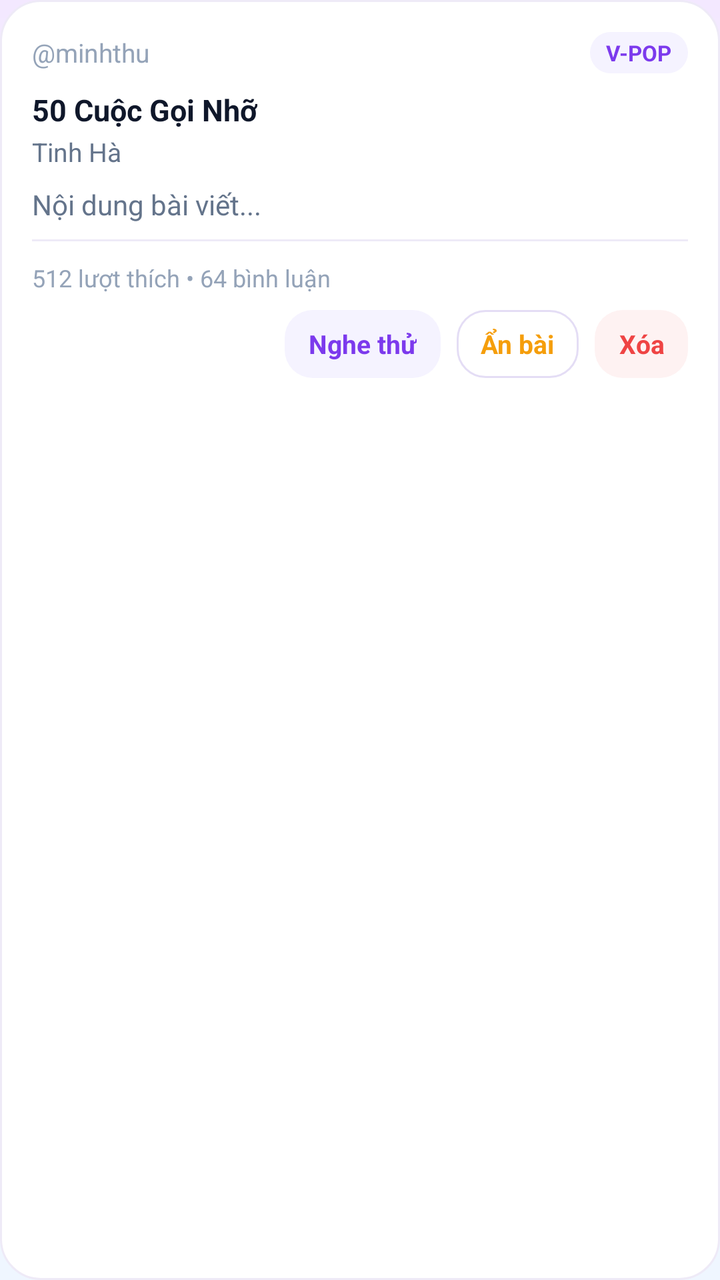
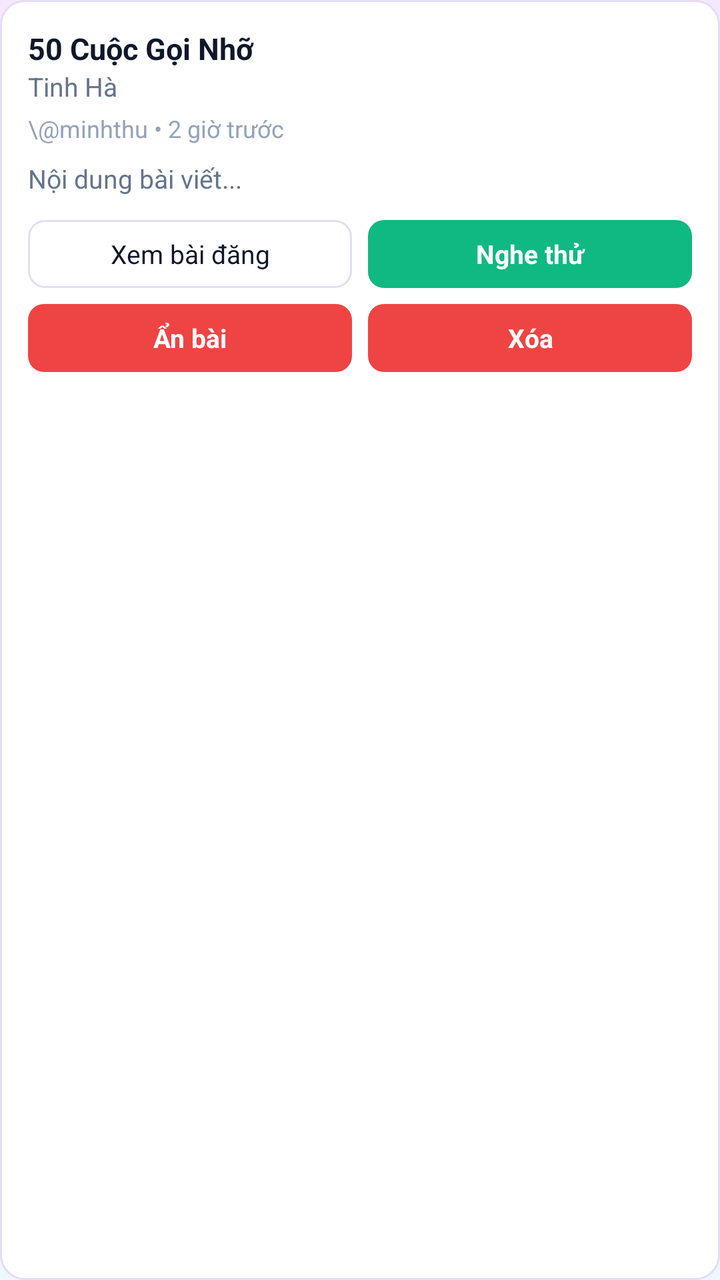

Compare the two renders of this Android layout. The source of the first and the diff that turns it into the second are given below.
<!-- AndroidManifest.xml: application theme Theme.MELODYVERSE -->
<!-- res/layout/item_admin_post.xml -->
<?xml version="1.0" encoding="utf-8"?>
<LinearLayout xmlns:android="http://schemas.android.com/apk/res/android"
    xmlns:app="http://schemas.android.com/apk/res-auto"
    android:layout_width="match_parent"
    android:layout_height="wrap_content"
    android:orientation="vertical"
    android:background="@drawable/bg_card_gradient"
    android:padding="16dp"
    android:layout_marginBottom="12dp">

    
    <LinearLayout
        android:layout_width="match_parent"
        android:layout_height="wrap_content"
        android:orientation="horizontal"
        android:gravity="center_vertical"
        android:layout_marginBottom="8dp">

        <TextView
            android:id="@+id/tv_admin_post_author"
            android:layout_width="0dp"
            android:layout_height="wrap_content"
            android:layout_weight="1"
            android:text="@minhthu"
            android:textColor="@color/colorTextMuted"
            android:textSize="13sp" />

        <TextView
            android:id="@+id/tv_admin_post_genre"
            android:layout_width="wrap_content"
            android:layout_height="wrap_content"
            android:text="V-POP"
            android:textColor="@color/colorAccent"
            android:textSize="11sp"
            android:textStyle="bold"
            android:background="@drawable/bg_tag_chip"
            android:paddingStart="8dp"
            android:paddingEnd="8dp"
            android:paddingTop="3dp"
            android:paddingBottom="3dp" />
    </LinearLayout>

    
    <TextView
        android:id="@+id/tv_admin_post_title"
        android:layout_width="wrap_content"
        android:layout_height="wrap_content"
        android:text="50 Cuộc Gọi Nhỡ"
        android:textColor="@color/colorTextPrimary"
        android:textStyle="bold"
        android:textSize="15sp" />

    <TextView
        android:id="@+id/tv_admin_post_artist"
        android:layout_width="wrap_content"
        android:layout_height="wrap_content"
        android:text="Tinh Hà"
        android:textColor="@color/colorTextSecondary"
        android:textSize="13sp"
        android:layout_marginTop="2dp"
        android:layout_marginBottom="8dp" />

    
    <TextView
        android:id="@+id/tv_admin_post_caption"
        android:layout_width="match_parent"
        android:layout_height="wrap_content"
        android:text="Nội dung bài viết..."
        android:textColor="@color/colorTextSecondary"
        android:textSize="14sp"
        android:maxLines="2"
        android:ellipsize="end"
        android:layout_marginBottom="8dp" />

    
    <TextView
        android:id="@+id/tv_admin_post_moderation"
        android:layout_width="match_parent"
        android:layout_height="wrap_content"
        android:text="⚠ 2 lượt báo cáo • Spam"
        android:textColor="@color/colorDanger"
        android:textSize="13sp"
        android:textStyle="bold"
        android:layout_marginBottom="8dp"
        android:visibility="gone" />

    <View
        android:layout_width="match_parent"
        android:layout_height="1dp"
        android:background="@color/colorLine"
        android:layout_marginBottom="10dp" />

    <TextView
        android:id="@+id/tv_admin_post_stats"
        android:layout_width="match_parent"
        android:layout_height="wrap_content"
        android:text="512 lượt thích • 64 bình luận"
        android:textColor="@color/colorTextMuted"
        android:textSize="12sp"
        android:layout_marginBottom="8dp" />

    
    <LinearLayout
        android:layout_width="match_parent"
        android:layout_height="wrap_content"
        android:orientation="horizontal"
        android:gravity="center_vertical|end">

        <TextView
            android:id="@+id/btn_admin_play_post"
            android:layout_width="wrap_content"
            android:layout_height="34dp"
            android:text="Nghe thử"
            android:textColor="@color/colorAccent"
            android:textStyle="bold"
            android:textSize="13sp"
            android:gravity="center"
            android:background="@drawable/bg_button_tonal"
            android:paddingStart="12dp"
            android:paddingEnd="12dp"
            android:layout_marginEnd="8dp" />

        
        <TextView
            android:id="@+id/btn_admin_dismiss_report"
            android:layout_width="wrap_content"
            android:layout_height="34dp"
            android:text="Bỏ qua"
            android:textColor="@color/colorTextPrimary"
            android:textStyle="bold"
            android:textSize="13sp"
            android:gravity="center"
            android:background="@drawable/bg_button_secondary"
            android:paddingStart="12dp"
            android:paddingEnd="12dp"
            android:layout_marginEnd="8dp"
            android:visibility="gone" />

        
        <TextView
            android:id="@+id/btn_admin_hide_post"
            android:layout_width="wrap_content"
            android:layout_height="34dp"
            android:text="Ẩn bài"
            android:textColor="@color/colorGold"
            android:textStyle="bold"
            android:textSize="13sp"
            android:gravity="center"
            android:background="@drawable/bg_button_secondary"
            android:paddingStart="12dp"
            android:paddingEnd="12dp"
            android:layout_marginEnd="8dp" />

        <TextView
            android:id="@+id/btn_admin_delete_post"
            android:layout_width="wrap_content"
            android:layout_height="34dp"
            android:text="Xóa"
            android:textColor="@color/colorDanger"
            android:textStyle="bold"
            android:textSize="13sp"
            android:gravity="center"
            android:background="@drawable/bg_button_danger_soft"
            android:paddingStart="12dp"
            android:paddingEnd="12dp" />
    </LinearLayout>

</LinearLayout>
<!-- resources referenced by this layout -->
<resources>
  <color name="colorAccent">#7C3AED</color>
  <color name="colorDanger">#EF4444</color>
  <color name="colorGold">#F59E0B</color>
  <color name="colorLine">#EEEAF7</color>
  <color name="colorTextMuted">#94A3B8</color>
  <color name="colorTextPrimary">#0F172A</color>
  <color name="colorTextSecondary">#64748B</color>
  <!-- drawable bg_button_danger_soft (drawable) -->
  <?xml version="1.0" encoding="utf-8"?>
  <ripple xmlns:android="http://schemas.android.com/apk/res/android"
      android:color="#33EF4444">
      <item>
          <shape
              android:shape="rectangle">
              <solid android:color="@color/colorRed50" />
              <corners android:radius="14dp" />
          </shape>
      </item>
  </ripple>
  <!-- drawable bg_button_secondary (drawable) -->
  <?xml version="1.0" encoding="utf-8"?>
  <ripple xmlns:android="http://schemas.android.com/apk/res/android"
      android:color="#337C3AED">
      <item>
          <shape
              android:shape="rectangle">
              <solid android:color="@color/colorSurface" />
              <stroke
                  android:width="1dp"
                  android:color="@color/colorLineStrong" />
              <corners android:radius="14dp" />
          </shape>
      </item>
  </ripple>
  <!-- drawable bg_button_tonal (drawable) -->
  <?xml version="1.0" encoding="utf-8"?>
  <ripple xmlns:android="http://schemas.android.com/apk/res/android"
      android:color="#337C3AED">
      <item>
          <shape
              android:shape="rectangle">
              <solid android:color="@color/colorViolet50" />
              <corners android:radius="14dp" />
          </shape>
      </item>
  </ripple>
  <!-- drawable bg_card_gradient (drawable) -->
  <?xml version="1.0" encoding="utf-8"?>
  <shape xmlns:android="http://schemas.android.com/apk/res/android"
      android:shape="rectangle">
      <solid android:color="@color/colorSurface" />
      <stroke
          android:width="1dp"
          android:color="@color/colorLine" />
      <corners android:radius="20dp" />
  </shape>
  <!-- drawable bg_tag_chip (drawable) -->
  <?xml version="1.0" encoding="utf-8"?>
  <shape xmlns:android="http://schemas.android.com/apk/res/android"
      android:shape="rectangle">
      <solid android:color="@color/colorViolet50" />
      <corners android:radius="20dp" />
  </shape>
  <style name="Theme.MELODYVERSE" parent="Base.Theme.MELODYVERSE" />
  <color name="colorRed50">#FEF2F2</color>
  <color name="colorSurface">#FFFFFF</color>
  <color name="colorLineStrong">#E4DDF5</color>
  <color name="colorViolet50">#F5F3FF</color>
  <style name="Base.Theme.MELODYVERSE" parent="Theme.Material3.DayNight.NoActionBar">
          <item name="colorPrimary">@color/colorAccent</item>
          <item name="colorSecondary">@color/colorAccent</item>
          <item name="android:statusBarColor">@color/colorBackgroundGradientTop</item>
          <item name="android:windowLightStatusBar">true</item>
          <item name="android:windowBackground">@drawable/bg_screen_gradient</item>
          <item name="colorSurface">@color/colorSurface</item>
          <item name="android:textColorPrimary">@color/colorTextPrimary</item>
          <item name="android:textColorSecondary">@color/colorTextSecondary</item>
          <item name="colorControlNormal">@color/colorTextSecondary</item>
          <item name="bottomNavigationStyle">@style/Widget.MelodyVerse.BottomNavigationView</item>
      </style>
  <color name="colorBackgroundGradientTop">#F3E8FF</color>
  <style name="Widget.MelodyVerse.BottomNavigationView" parent="Widget.Material3.BottomNavigationView">
          <item name="itemActiveIndicatorStyle">@null</item>
          <item name="itemRippleColor">@android:color/transparent</item>
      </style>
  <color name="colorBackgroundGradientMid">#F8FAFC</color>
  <color name="colorBackgroundGradientBottom">#EFF6FF</color>
  <!-- unchanged entries left out for length: 1 -->
</resources>

<!-- the commit's change to res/layout/item_admin_post.xml (unified diff, before → after) -->
@@ -1,168 +1,141 @@
 <?xml version="1.0" encoding="utf-8"?>
 <LinearLayout xmlns:android="http://schemas.android.com/apk/res/android"
-    xmlns:app="http://schemas.android.com/apk/res-auto"
     android:layout_width="match_parent"
     android:layout_height="wrap_content"
     android:orientation="vertical"
-    android:background="@drawable/bg_card_gradient"
-    android:padding="16dp"
-    android:layout_marginBottom="12dp">
+    android:background="@drawable/bg_admin_card"
+    android:padding="14dp"
+    android:layout_marginBottom="10dp">
+
+    <TextView
+        android:id="@+id/tv_admin_post_title"
+        android:layout_width="match_parent"
+        android:layout_height="wrap_content"
+        android:text="50 Cuộc Gọi Nhỡ"
+        android:textColor="@color/colorTextPrimary"
+        android:textStyle="bold"
+        android:textSize="15sp"
+        android:maxLines="1"
+        android:ellipsize="end" />
+
+    <TextView
+        android:id="@+id/tv_admin_post_artist"
+        android:layout_width="match_parent"
+        android:layout_height="wrap_content"
+        android:text="Tinh Hà"
+        android:textColor="@color/colorTextSecondary"
+        android:textSize="13sp"
+        android:maxLines="1"
+        android:ellipsize="end" />
+
+    <TextView
+        android:id="@+id/tv_admin_post_author"
+        android:layout_width="match_parent"
+        android:layout_height="wrap_content"
+        android:text="\@minhthu • 2 giờ trước"
+        android:textColor="@color/colorTextMuted"
+        android:textSize="12sp"
+        android:layout_marginTop="4dp" />
+
+    <TextView
+        android:id="@+id/tv_admin_post_caption"
+        android:layout_width="match_parent"
+        android:layout_height="wrap_content"
+        android:text="Nội dung bài viết..."
+        android:textColor="@color/colorTextSecondary"
+        android:textSize="13sp"
+        android:maxLines="2"
+        android:ellipsize="end"
+        android:layout_marginTop="8dp" />
+
+    
+    <TextView
+        android:id="@+id/tv_admin_post_moderation"
+        android:layout_width="match_parent"
+        android:layout_height="wrap_content"
+        android:text="2 lượt báo cáo • Spam"
+        android:textColor="@color/colorDanger"
+        android:textSize="12sp"
+        android:layout_marginTop="6dp"
+        android:visibility="gone" />
 
     
     <LinearLayout
         android:layout_width="match_parent"
         android:layout_height="wrap_content"
         android:orientation="horizontal"
-        android:gravity="center_vertical"
-        android:layout_marginBottom="8dp">
+        android:layout_marginTop="12dp">
 
         <TextView
-            android:id="@+id/tv_admin_post_author"
+            android:id="@+id/btn_admin_view_post"
             android:layout_width="0dp"
-            android:layout_height="wrap_content"
+            android:layout_height="34dp"
             android:layout_weight="1"
-            android:text="@minhthu"
-            android:textColor="@color/colorTextMuted"
-            android:textSize="13sp" />
+            android:text="Xem bài đăng"
+            android:textColor="@color/colorTextPrimary"
+            android:textSize="13sp"
+            android:gravity="center"
+            android:background="@drawable/bg_admin_btn_outline"
+            android:layout_marginEnd="8dp" />
 
         <TextView
-            android:id="@+id/tv_admin_post_genre"
-            android:layout_width="wrap_content"
-            android:layout_height="wrap_content"
-            android:text="V-POP"
-            android:textColor="@color/colorAccent"
-            android:textSize="11sp"
+            android:id="@+id/btn_admin_play_post"
+            android:layout_width="0dp"
+            android:layout_height="34dp"
+            android:layout_weight="1"
+            android:text="Nghe thử"
+            android:textColor="@color/white"
             android:textStyle="bold"
-            android:background="@drawable/bg_tag_chip"
-            android:paddingStart="8dp"
-            android:paddingEnd="8dp"
-            android:paddingTop="3dp"
-            android:paddingBottom="3dp" />
+            android:textSize="13sp"
+            android:gravity="center"
+            android:background="@drawable/bg_admin_btn_green" />
     </LinearLayout>
-
-    
-    <TextView
-        android:id="@+id/tv_admin_post_title"
-        android:layout_width="wrap_content"
-        android:layout_height="wrap_content"
-        android:text="50 Cuộc Gọi Nhỡ"
-        android:textColor="@color/colorTextPrimary"
-        android:textStyle="bold"
-        android:textSize="15sp" />
-
-    <TextView
-        android:id="@+id/tv_admin_post_artist"
-        android:layout_width="wrap_content"
-        android:layout_height="wrap_content"
-        android:text="Tinh Hà"
-        android:textColor="@color/colorTextSecondary"
-        android:textSize="13sp"
-        android:layout_marginTop="2dp"
-        android:layout_marginBottom="8dp" />
-
-    
-    <TextView
-        android:id="@+id/tv_admin_post_caption"
-        android:layout_width="match_parent"
-        android:layout_height="wrap_content"
-        android:text="Nội dung bài viết..."
-        android:textColor="@color/colorTextSecondary"
-        android:textSize="14sp"
-        android:maxLines="2"
-        android:ellipsize="end"
-        android:layout_marginBottom="8dp" />
-
-    
-    <TextView
-        android:id="@+id/tv_admin_post_moderation"
-        android:layout_width="match_parent"
-        android:layout_height="wrap_content"
-        android:text="⚠ 2 lượt báo cáo • Spam"
-        android:textColor="@color/colorDanger"
-        android:textSize="13sp"
-        android:textStyle="bold"
-        android:layout_marginBottom="8dp"
-        android:visibility="gone" />
-
-    <View
-        android:layout_width="match_parent"
-        android:layout_height="1dp"
-        android:background="@color/colorLine"
-        android:layout_marginBottom="10dp" />
-
-    <TextView
-        android:id="@+id/tv_admin_post_stats"
-        android:layout_width="match_parent"
-        android:layout_height="wrap_content"
-        android:text="512 lượt thích • 64 bình luận"
-        android:textColor="@color/colorTextMuted"
-        android:textSize="12sp"
-        android:layout_marginBottom="8dp" />
 
     
     <LinearLayout
         android:layout_width="match_parent"
         android:layout_height="wrap_content"
         android:orientation="horizontal"
-        android:gravity="center_vertical|end">
-
-        <TextView
-            android:id="@+id/btn_admin_play_post"
-            android:layout_width="wrap_content"
-            android:layout_height="34dp"
-            android:text="Nghe thử"
-            android:textColor="@color/colorAccent"
-            android:textStyle="bold"
-            android:textSize="13sp"
-            android:gravity="center"
-            android:background="@drawable/bg_button_tonal"
-            android:paddingStart="12dp"
-            android:paddingEnd="12dp"
-            android:layout_marginEnd="8dp" />
+        android:layout_marginTop="8dp">
 
         
         <TextView
             android:id="@+id/btn_admin_dismiss_report"
-            android:layout_width="wrap_content"
+            android:layout_width="0dp"
             android:layout_height="34dp"
+            android:layout_weight="1"
             android:text="Bỏ qua"
             android:textColor="@color/colorTextPrimary"
+            android:textSize="13sp"
+            android:gravity="center"
+            android:background="@drawable/bg_admin_btn_outline"
+            android:layout_marginEnd="8dp"
+            android:visibility="gone" />
+
+        <TextView
+            android:id="@+id/btn_admin_hide_post"
+            android:layout_width="0dp"
+            android:layout_height="34dp"
+            android:layout_weight="1"
+            android:text="Ẩn bài"
+            android:textColor="@color/white"
             android:textStyle="bold"
             android:textSize="13sp"
             android:gravity="center"
-            android:background="@drawable/bg_button_secondary"
-            android:paddingStart="12dp"
-            android:paddingEnd="12dp"
-            android:layout_marginEnd="8dp"
-            android:visibility="gone" />
-
-        
-        <TextView
-            android:id="@+id/btn_admin_hide_post"
-            android:layout_width="wrap_content"
-            android:layout_height="34dp"
-            android:text="Ẩn bài"
-            android:textColor="@color/colorGold"
-            android:textStyle="bold"
-            android:textSize="13sp"
-            android:gravity="center"
-            android:background="@drawable/bg_button_secondary"
-            android:paddingStart="12dp"
-            android:paddingEnd="12dp"
+            android:background="@drawable/bg_admin_btn_red"
             android:layout_marginEnd="8dp" />
 
         <TextView
             android:id="@+id/btn_admin_delete_post"
-            android:layout_width="wrap_content"
+            android:layout_width="0dp"
             android:layout_height="34dp"
+            android:layout_weight="1"
             android:text="Xóa"
-            android:textColor="@color/colorDanger"
+            android:textColor="@color/white"
             android:textStyle="bold"
             android:textSize="13sp"
             android:gravity="center"
-            android:background="@drawable/bg_button_danger_soft"
-            android:paddingStart="12dp"
-            android:paddingEnd="12dp" />
+            android:background="@drawable/bg_admin_btn_red" />
     </LinearLayout>
 
 </LinearLayout>
<!-- resource entries referenced after the edit -->
@@ -2,72 +2,48 @@
 <resources>
   <color name="colorAccent">#7C3AED</color>
   <color name="colorDanger">#EF4444</color>
-  <color name="colorGold">#F59E0B</color>
-  <color name="colorLine">#EEEAF7</color>
   <color name="colorTextMuted">#94A3B8</color>
   <color name="colorTextPrimary">#0F172A</color>
   <color name="colorTextSecondary">#64748B</color>
-  <!-- drawable bg_button_danger_soft (drawable) -->
+  <color name="white">#FFFFFFFF</color>
+  <!-- drawable bg_admin_btn_green (drawable) -->
   <?xml version="1.0" encoding="utf-8"?>
-  <ripple xmlns:android="http://schemas.android.com/apk/res/android"
-      android:color="#33EF4444">
-      <item>
-          <shape
-              android:shape="rectangle">
-              <solid android:color="@color/colorRed50" />
-              <corners android:radius="14dp" />
-          </shape>
-      </item>
-  </ripple>
-  <!-- drawable bg_button_secondary (drawable) -->
-  <?xml version="1.0" encoding="utf-8"?>
-  <ripple xmlns:android="http://schemas.android.com/apk/res/android"
-      android:color="#337C3AED">
-      <item>
-          <shape
-              android:shape="rectangle">
-              <solid android:color="@color/colorSurface" />
-              <stroke
-                  android:width="1dp"
-                  android:color="@color/colorLineStrong" />
-              <corners android:radius="14dp" />
-          </shape>
-      </item>
-  </ripple>
-  <!-- drawable bg_button_tonal (drawable) -->
-  <?xml version="1.0" encoding="utf-8"?>
-  <ripple xmlns:android="http://schemas.android.com/apk/res/android"
-      android:color="#337C3AED">
-      <item>
-          <shape
-              android:shape="rectangle">
-              <solid android:color="@color/colorViolet50" />
-              <corners android:radius="14dp" />
-          </shape>
-      </item>
-  </ripple>
-  <!-- drawable bg_card_gradient (drawable) -->
+  <shape xmlns:android="http://schemas.android.com/apk/res/android"
+      android:shape="rectangle">
+      <solid android:color="@color/colorSuccess" />
+      <corners android:radius="8dp" />
+  </shape>
+  <!-- drawable bg_admin_btn_outline (drawable) -->
   <?xml version="1.0" encoding="utf-8"?>
   <shape xmlns:android="http://schemas.android.com/apk/res/android"
       android:shape="rectangle">
       <solid android:color="@color/colorSurface" />
       <stroke
           android:width="1dp"
-          android:color="@color/colorLine" />
-      <corners android:radius="20dp" />
+          android:color="@color/colorLineStrong" />
+      <corners android:radius="8dp" />
   </shape>
-  <!-- drawable bg_tag_chip (drawable) -->
+  <!-- drawable bg_admin_btn_red (drawable) -->
   <?xml version="1.0" encoding="utf-8"?>
   <shape xmlns:android="http://schemas.android.com/apk/res/android"
       android:shape="rectangle">
-      <solid android:color="@color/colorViolet50" />
-      <corners android:radius="20dp" />
+      <solid android:color="@color/colorDanger" />
+      <corners android:radius="8dp" />
+  </shape>
+  <!-- drawable bg_admin_card (drawable) -->
+  <?xml version="1.0" encoding="utf-8"?>
+  <shape xmlns:android="http://schemas.android.com/apk/res/android"
+      android:shape="rectangle">
+      <solid android:color="@color/colorSurface" />
+      <stroke
+          android:width="1dp"
+          android:color="@color/colorLineStrong" />
+      <corners android:radius="12dp" />
   </shape>
   <style name="Theme.MELODYVERSE" parent="Base.Theme.MELODYVERSE" />
-  <color name="colorRed50">#FEF2F2</color>
+  <color name="colorSuccess">#10B981</color>
   <color name="colorSurface">#FFFFFF</color>
   <color name="colorLineStrong">#E4DDF5</color>
-  <color name="colorViolet50">#F5F3FF</color>
   <style name="Base.Theme.MELODYVERSE" parent="Theme.Material3.DayNight.NoActionBar">
           <item name="colorPrimary">@color/colorAccent</item>
           <item name="colorSecondary">@color/colorAccent</item>
@@ -79,12 +55,21 @@
           <item name="android:textColorSecondary">@color/colorTextSecondary</item>
           <item name="colorControlNormal">@color/colorTextSecondary</item>
           <item name="bottomNavigationStyle">@style/Widget.MelodyVerse.BottomNavigationView</item>
+          <item name="android:windowAnimationStyle">@style/Animation.MelodyVerse.Activity</item>
       </style>
   <color name="colorBackgroundGradientTop">#F3E8FF</color>
   <style name="Widget.MelodyVerse.BottomNavigationView" parent="Widget.Material3.BottomNavigationView">
           <item name="itemActiveIndicatorStyle">@null</item>
           <item name="itemRippleColor">@android:color/transparent</item>
       </style>
+  <style name="Animation.MelodyVerse.Activity" parent="@android:style/Animation.Activity">
+          <item name="android:activityOpenEnterAnimation">@anim/tab_fade_in</item>
+          <item name="android:activityOpenExitAnimation">@anim/tab_hold</item>
+          <item name="android:activityCloseEnterAnimation">@anim/tab_hold</item>
+          <item name="android:activityCloseExitAnimation">@anim/tab_fade_out</item>
+          <item name="android:taskToFrontEnterAnimation">@anim/tab_fade_in</item>
+          <item name="android:taskToFrontExitAnimation">@anim/tab_hold</item>
+      </style>
   <color name="colorBackgroundGradientMid">#F8FAFC</color>
   <color name="colorBackgroundGradientBottom">#EFF6FF</color>
   <!-- unchanged entries left out for length: 1 -->
